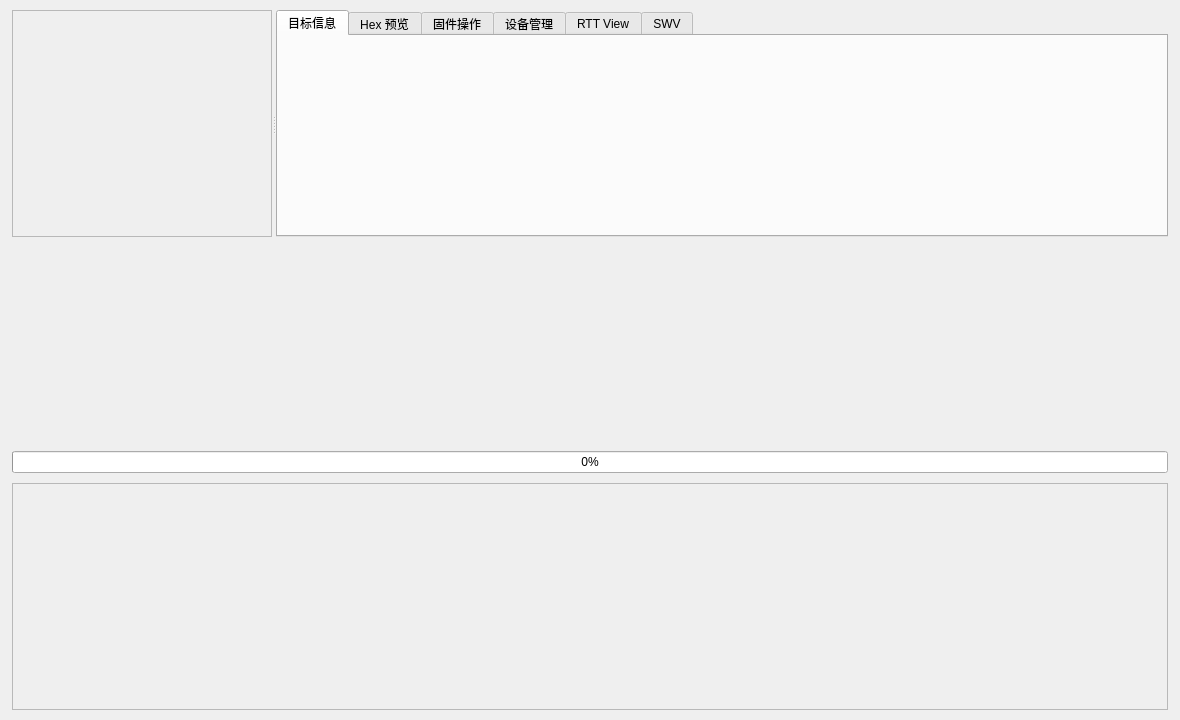
Old version of the form etools/ui/forms/main_window.ui in the repository youzhouchang/ETools.
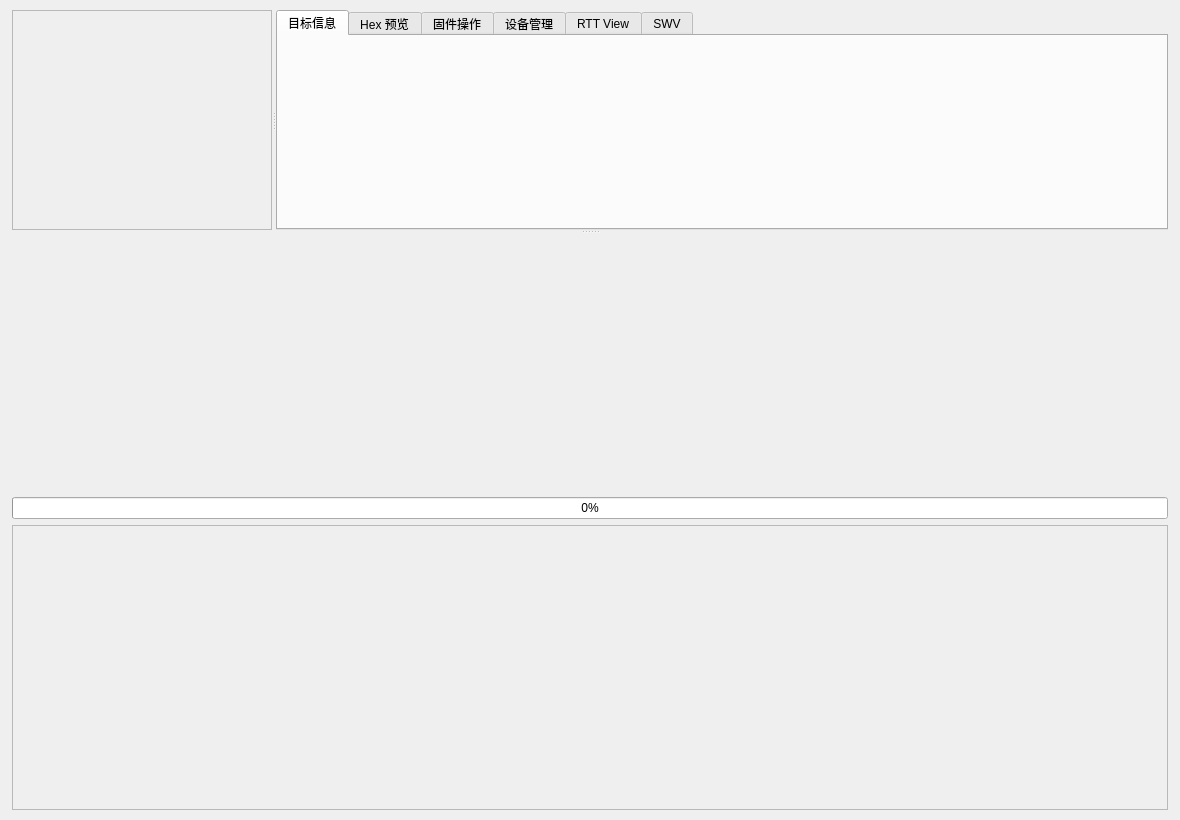
New version of the form.

Commit message:
Improve layout, RAM fill, and auto Hex preview after connect
- Give log/progress a real share of window height via a vertical splitter
- Compact the flash panel and keep labels glued to address/size fields
- Implement Hex fill memory for RAM only with confirm and driver write path
- Auto-load the first flash page into Hex after connecting (CubeProgrammer-like)

Diff of the .ui file:
```diff
--- a/etools/ui/forms/main_window.ui
+++ b/etools/ui/forms/main_window.ui
@@ -7,13 +7,13 @@
     <x>0</x>
     <y>0</y>
     <width>1180</width>
-    <height>720</height>
+    <height>820</height>
    </rect>
   </property>
   <property name="minimumSize">
    <size>
     <width>1080</width>
-    <height>680</height>
+    <height>720</height>
    </size>
   </property>
   <layout class="QVBoxLayout" name="rootLayout">
@@ -33,6 +33,37 @@
     <number>10</number>
    </property>
    <item>
+    <widget class="QSplitter" name="bodySplitter">
+     <property name="orientation">
+      <enum>Qt::Vertical</enum>
+     </property>
+     <property name="childrenCollapsible">
+      <bool>false</bool>
+     </property>
+     <widget class="QWidget" name="topPane">
+      <property name="minimumSize">
+       <size>
+        <width>0</width>
+        <height>220</height>
+       </size>
+      </property>
+      <layout class="QVBoxLayout" name="topPaneLayout">
+       <property name="leftMargin">
+        <number>0</number>
+       </property>
+       <property name="topMargin">
+        <number>0</number>
+       </property>
+       <property name="rightMargin">
+        <number>0</number>
+       </property>
+       <property name="bottomMargin">
+        <number>0</number>
+       </property>
+       <property name="spacing">
+        <number>0</number>
+       </property>
+       <item>
     <widget class="QSplitter" name="mainSplitter">
      <property name="orientation">
       <enum>Qt::Horizontal</enum>
@@ -146,12 +177,37 @@
      </widget>
     </widget>
    </item>
-   <item>
-    <layout class="QVBoxLayout" name="progressLayout">
+      </layout>
+     </widget>
+     <widget class="QWidget" name="bottomPane">
+      <property name="minimumSize">
+       <size>
+        <width>0</width>
+        <height>180</height>
+       </size>
+      </property>
+      <layout class="QVBoxLayout" name="bottomPaneLayout">
+       <property name="leftMargin">
+        <number>0</number>
+       </property>
+       <property name="topMargin">
+        <number>0</number>
+       </property>
+       <property name="rightMargin">
+        <number>0</number>
+       </property>
+       <property name="bottomMargin">
+        <number>0</number>
+       </property>
      <property name="spacing">
       <number>6</number>
      </property>
      <item>
+        <layout class="QVBoxLayout" name="progressLayout">
+         <property name="spacing">
+          <number>4</number>
+         </property>
+         <item>
       <widget class="QLabel" name="progressLabel">
        <property name="text">
         <string/>
@@ -175,7 +231,7 @@
      <property name="minimumSize">
       <size>
        <width>0</width>
-       <height>200</height>
+           <height>150</height>
       </size>
      </property>
      <property name="frameShape">
@@ -195,6 +251,10 @@
        <number>0</number>
       </property>
      </layout>
+        </widget>
+       </item>
+      </layout>
+     </widget>
     </widget>
    </item>
   </layout>
```
Lines whose indentation alone changed are shown as unchanged. The commit also changes 6 other files.
